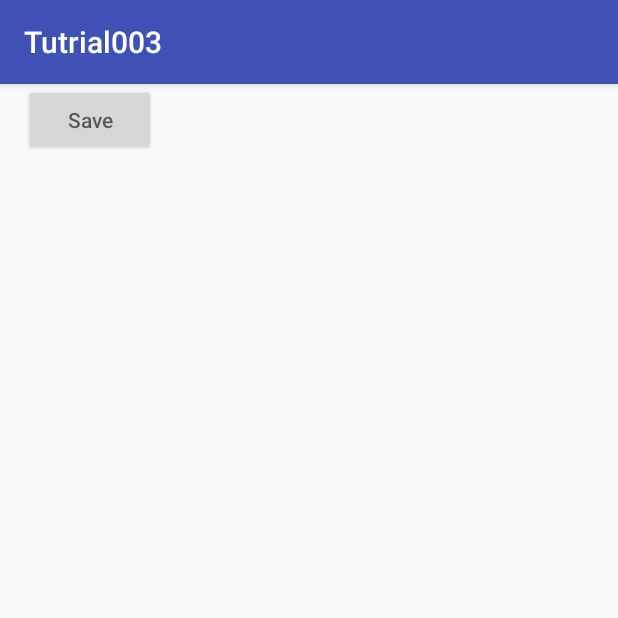
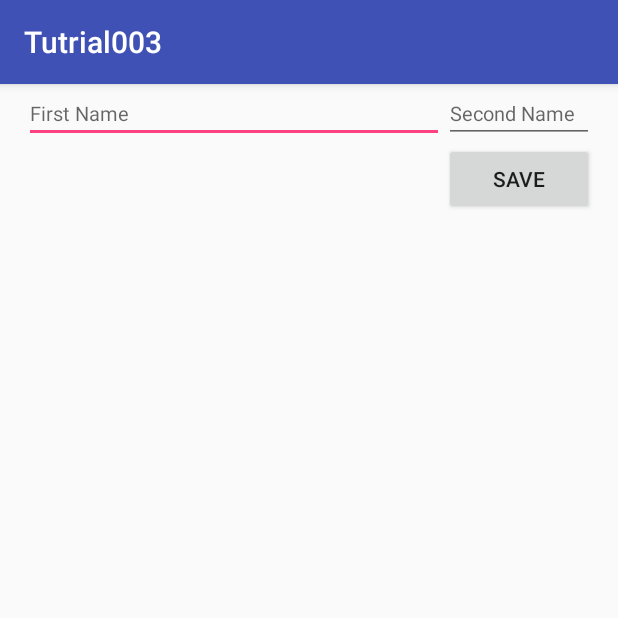
Before and after one commit to osamamohsen/PRABEESH-R-K-Android-Matrial, an Android app: the SecondActivity screen opened directly, with no data from a screen before it, on a phone screen of 412 x 824 dp, the top half of it. Run offline under Robolectric (Android 15) with nearby library versions, the phone set to English and light mode, and no system bars.

Commit message:
add Relative Layout

```diff
--- a/Tutrial003/app/src/main/res/layout/activity_second.xml
+++ b/Tutrial003/app/src/main/res/layout/activity_second.xml
@@ -12,16 +12,26 @@
 android:id="@+id/first_name"
 android:layout_width="0dp"
 android:layout_height="wrap_content"
-        android:hint="@string/first_name"/>
+android:hint="@string/first_name"
+android:layout_alignParentLeft="true"
+android:layout_toLeftOf="@+id/last_name"
+android:textSize="13sp"
+/>
 
 
 <EditText
-        android:layout_width="0dp"
+android:id="@+id/last_name"
+android:layout_width="100dp"
 android:layout_height="wrap_content"
-        android:hint="@string/second_name"/>
+android:layout_alignParentRight="true"
+android:hint="@string/second_name"
+android:textSize="13sp" />
 
 <Button
-        android:layout_width="wrap_content"
+android:layout_width="100dp"
 android:layout_height="wrap_content"
-        android:hint="@string/save"/>
+android:text="@string/save"
+android:layout_below="@+id/last_name"
+android:layout_alignParentRight="true"
+/>
 </RelativeLayout>
--- a/Tutrial003/app/src/main/res/values/strings.xml
+++ b/Tutrial003/app/src/main/res/values/strings.xml
@@ -7,4 +7,5 @@
     <string name="first_name">First Name</string>
     <string name="second_name">Second Name</string>
     <string name="save">Save</string>
+    <string name="go_to_second_activity">Go To Second Activity</string>
 </resources>
```
Also changed, not shown: Tutrial003/app/src/main/java/com/example/osama/tutrial003/MainActivity.java (+12 -1 lines), Tutrial003/app/src/main/res/layout/activity_main.xml (+7 -0 lines). Lines whose indentation alone changed are shown as unchanged.
